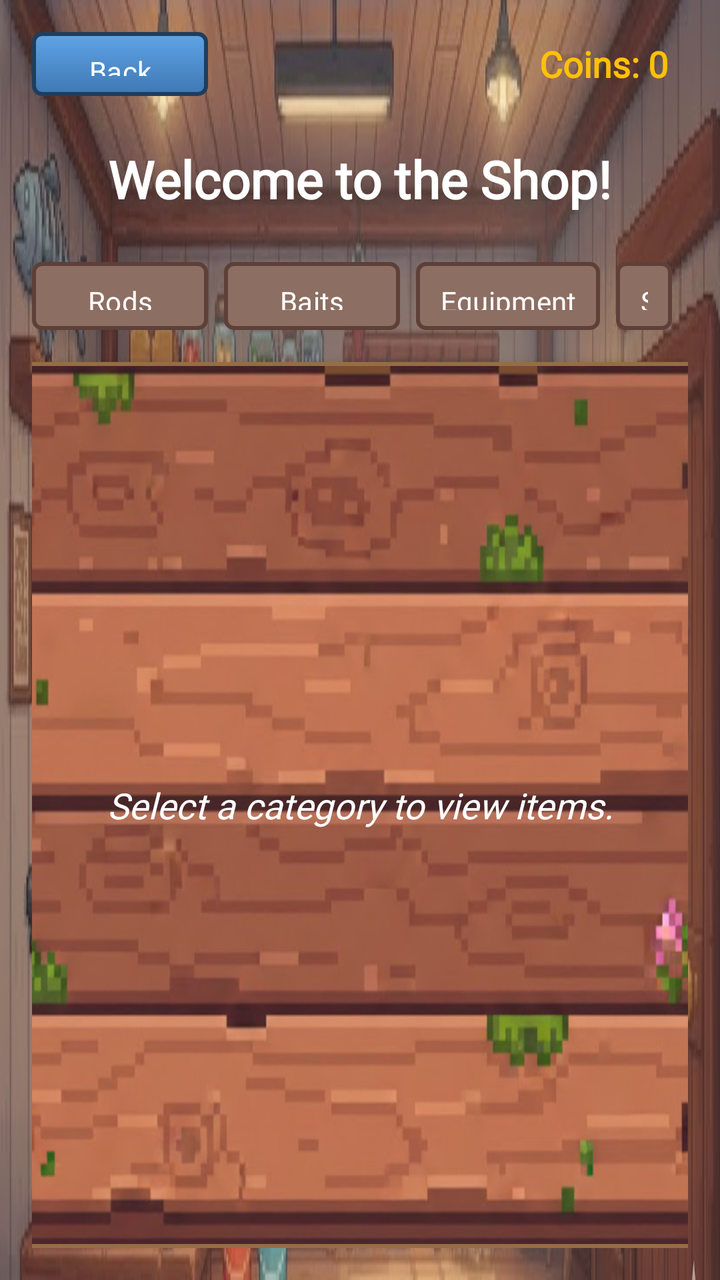
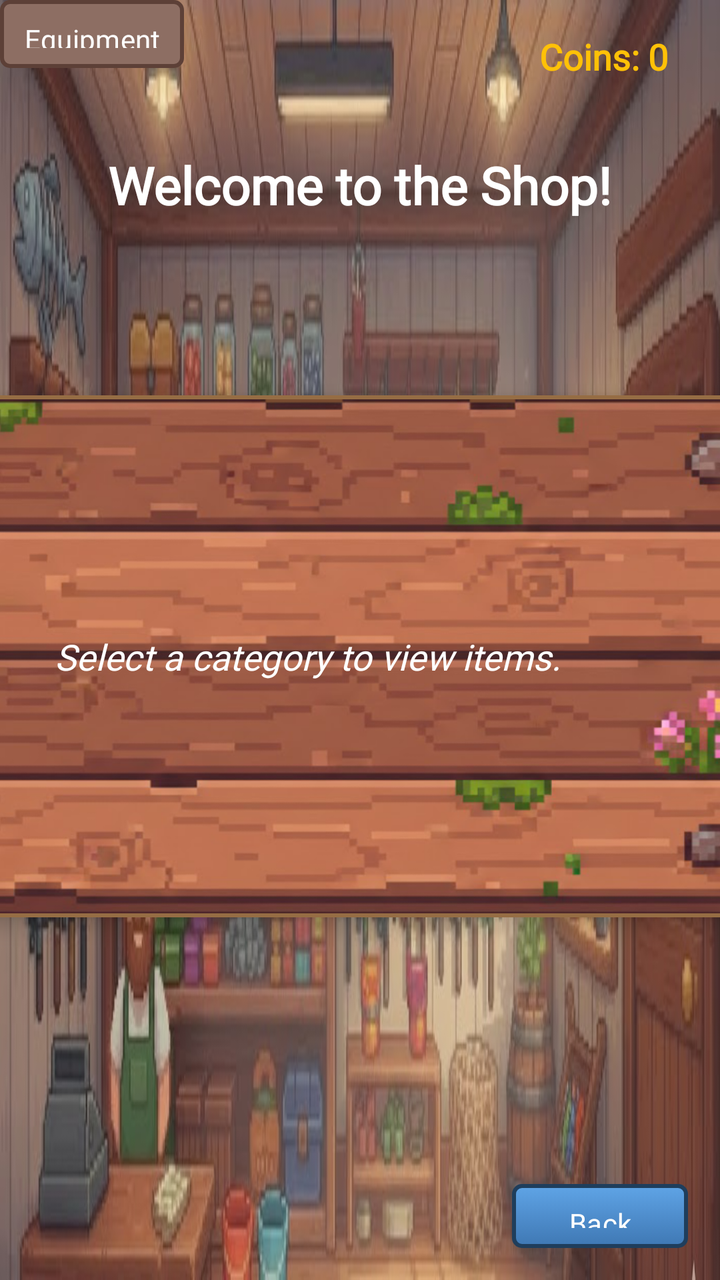

The first picture is an Android layout as it rendered before a commit; the second is the same layout after the commit. The layout source and the unified diff follow.
<!-- AndroidManifest.xml: application theme Theme.Android_Proyecto -->
<!-- res/layout/activity_shop.xml -->
<?xml version="1.0" encoding="utf-8"?>
<LinearLayout xmlns:android="http://schemas.android.com/apk/res/android"
    xmlns:app="http://schemas.android.com/apk/res-auto"
    android:layout_width="match_parent"
    android:layout_height="match_parent"
    android:orientation="vertical"
    android:padding="16dp"
    android:gravity="center_horizontal"
    android:background="@drawable/shopbackground">

    <FrameLayout
        android:layout_width="match_parent"
        android:layout_height="wrap_content"
        android:paddingBottom="8dp">

        <Button
            android:id="@+id/btnBack"
            android:layout_width="wrap_content"
            android:layout_height="32dp"
            android:text="Back"
            android:background="@drawable/pixel_button_bg"
            app:backgroundTint="@null"
            android:fontFamily="@font/pixel_font"
            android:paddingHorizontal="12dp"
            android:textAllCaps="false"
            android:textSize="14sp"
            android:layout_gravity="start|center_vertical" />

        <TextView
            android:id="@+id/tvCoins"
            android:layout_width="wrap_content"
            android:layout_height="wrap_content"
            android:text="Coins: 0"
            android:textStyle="bold"
            android:textSize="18sp"
            android:textColor="#FFC107"
            android:fontFamily="@font/pixel_font"
            android:layout_gravity="end|center_vertical"
            android:paddingEnd="10dp"
            android:paddingStart="10dp" />
    </FrameLayout>

    <TextView
        android:id="@+id/tvShopTitle"
        android:layout_width="wrap_content"
        android:layout_height="wrap_content"
        android:text="Welcome to the Shop!"
        android:textSize="26sp"
        android:textStyle="bold"
        android:textColor="#FFFF"
        android:fontFamily="@font/pixel_font"
        android:layout_marginBottom="24dp"
        android:layout_marginTop="16dp"
        android:layout_gravity="center_horizontal" />

    <LinearLayout
        android:id="@+id/llCategoryButtonsBar"
        android:layout_width="wrap_content"
        android:layout_height="wrap_content"
        android:orientation="horizontal"
        android:layout_gravity="center_horizontal"
        android:layout_marginBottom="16dp">

        <Button
            android:id="@+id/btnRods"
            android:layout_width="wrap_content"
            android:layout_height="34dp"
            android:text="Rods"
            android:background="@drawable/pixel_button_bg_brown"
            app:backgroundTint="@null"
            android:textColor="@android:color/white"
            android:fontFamily="@font/pixel_font"
            android:layout_marginEnd="8dp"
            android:paddingHorizontal="12dp"
            android:textAllCaps="false"
            android:textSize="14sp" />

        <Button
            android:id="@+id/btnBaits"
            android:layout_width="wrap_content"
            android:layout_height="34dp"
            android:text="Baits"
            android:background="@drawable/pixel_button_bg_brown"
            app:backgroundTint="@null"
            android:textColor="@android:color/white"
            android:fontFamily="@font/pixel_font"
            android:layout_marginEnd="8dp"
            android:paddingHorizontal="12dp"
            android:textAllCaps="false"
            android:textSize="14sp" />

        <Button
            android:id="@+id/btnEquipment"
            android:layout_width="wrap_content"
            android:layout_height="34dp"
            android:text="Equipment"
            android:background="@drawable/pixel_button_bg_brown"
            app:backgroundTint="@null"
            android:textColor="@android:color/white"
            android:fontFamily="@font/pixel_font"
            android:layout_marginEnd="8dp"
            android:paddingHorizontal="12dp"
            android:textAllCaps="false"
            android:textSize="14sp" />

        <Button
            android:id="@+id/btnSell"
            android:layout_width="wrap_content"
            android:layout_height="34dp"
            android:text="Sell"
            android:background="@drawable/pixel_button_bg_brown"
            app:backgroundTint="@null"
            android:textColor="@android:color/white"
            android:fontFamily="@font/pixel_font"
            android:layout_marginEnd="8dp"
            android:paddingHorizontal="12dp"
            android:textAllCaps="false"
            android:textSize="14sp" />

        <Button
            android:id="@+id/btnInventory"
            android:layout_width="wrap_content"
            android:layout_height="34dp"
            android:text="Inventory"
            android:background="@drawable/pixel_button_bg_brown"
            app:backgroundTint="@null"
            android:textColor="@android:color/white"
            android:fontFamily="@font/pixel_font"
            android:paddingHorizontal="12dp"
            android:textAllCaps="false"
            android:textSize="14sp" />
    </LinearLayout>

    <FrameLayout
        android:id="@+id/flShopContent"
        android:layout_width="411dp"
        android:layout_height="206dp"
        android:layout_weight="1"
        android:background="@drawable/bg_login_card"
        android:elevation="6dp"
        android:padding="8dp">

        <androidx.recyclerview.widget.RecyclerView
            android:id="@+id/rvRods"
            android:layout_width="match_parent"
            android:layout_height="match_parent"
            android:padding="6dp"
            android:visibility="gone" />

        <TextView
            android:id="@+id/tvInitialMessage"
            android:layout_width="match_parent"
            android:layout_height="match_parent"
            android:gravity="center"
            android:text="Select a category to view items."
            android:textSize="18sp"
            android:textStyle="italic"
            android:textColor="#FFFF"
            android:fontFamily="@font/pixel_font" />
    </FrameLayout>

    <ProgressBar
        android:id="@+id/progressShop"
        style="?android:attr/progressBarStyleLarge"
        android:layout_width="wrap_content"
        android:layout_height="wrap_content"
        android:layout_marginTop="32dp"
        android:visibility="gone"
        android:indeterminateTint="#2196F3"
        android:layout_gravity="center_horizontal" />

</LinearLayout>
<!-- resources referenced by this layout -->
<resources>
  <!-- drawable bg_login_card (drawable) -->
  <?xml version="1.0" encoding="utf-8"?>
  <layer-list xmlns:android="http://schemas.android.com/apk/res/android">
  
      
      <item>
          <shape android:shape="rectangle">
              <corners android:radius="24dp" />
              <solid android:color="#7A4C30" />
          </shape>
      </item>
  
      
      <item>
          <bitmap
              android:src="@drawable/pixel_wood_bg"
              android:gravity="fill" />
      </item>
  
      
      <item>
          <shape android:shape="rectangle">
              <corners android:radius="24dp" />
              <stroke
                  android:width="2dp"
                  android:color="#966D44" />
          </shape>
      </item>
  
      
      <item
          android:bottom="4dp"
          android:left="4dp"
          android:right="4dp"
          android:top="4dp">
          <shape android:shape="rectangle">
              <corners android:radius="20dp" />
              <padding
                  android:left="16dp"
                  android:top="16dp"
                  android:right="16dp"
                  android:bottom="16dp" />
          </shape>
      </item>
  
  </layer-list>
  <!-- drawable pixel_button_bg (drawable) -->
  <?xml version="1.0" encoding="utf-8"?>
  <selector xmlns:android="http://schemas.android.com/apk/res/android">
  
      <item android:state_pressed="true">
          <shape android:shape="rectangle">
              <corners android:radius="4dp"/>
              <solid android:color="#2D5A8C"/>
              <stroke android:width="2dp" android:color="#1F3E5C"/>
          </shape>
      </item>
  
      <item>
          <shape android:shape="rectangle">
              <corners android:radius="4dp"/>
              <stroke android:width="2dp" android:color="#1F3E5C"/>
              <gradient
                  android:angle="270"
                  android:startColor="#5FA4E6"  android:endColor="#3F78B4"    android:type="linear"/>
          </shape>
      </item>
  </selector>
  <!-- drawable pixel_button_bg_brown (drawable) -->
  <?xml version="1.0" encoding="utf-8"?>
  <selector xmlns:android="http://schemas.android.com/apk/res/android">
  
      <item android:state_pressed="true">
          <shape android:shape="rectangle">
  
              <solid android:color="#6D4C41" />
  
              <stroke
                  android:width="2dp"
                  android:color="#3E2723" />
  
              <corners android:radius="4dp" />
  
              <padding
                  android:left="6dp"
                  android:top="4dp"
                  android:right="6dp"
                  android:bottom="4dp" />
          </shape>
      </item>
  
      <item>
          <shape android:shape="rectangle">
  
              <solid android:color="#8D6E63" />
  
              <stroke
                  android:width="2dp"
                  android:color="#5D4037" />
  
              <corners android:radius="4dp" />
  
              <padding
                  android:left="6dp"
                  android:top="4dp"
                  android:right="6dp"
                  android:bottom="4dp" />
          </shape>
      </item>
  
  </selector>
  <!-- drawable shopbackground: jpg bitmap (drawable, 91862 bytes) -->
  <style name="Theme.Android_Proyecto" parent="Base.Theme.Android_Proyecto" />
  <!-- drawable pixel_wood_bg: png bitmap (drawable, 414177 bytes) -->
  <style name="Base.Theme.Android_Proyecto" parent="Theme.Material3.DayNight.NoActionBar">
          
          
      </style>
</resources>

<!-- the commit's change to res/layout/activity_shop.xml (unified diff, before → after) -->
@@ -1,144 +1,85 @@
 <?xml version="1.0" encoding="utf-8"?>
-<LinearLayout xmlns:android="http://schemas.android.com/apk/res/android"
+<androidx.constraintlayout.widget.ConstraintLayout xmlns:android="http://schemas.android.com/apk/res/android"
     xmlns:app="http://schemas.android.com/apk/res-auto"
+    xmlns:tools="http://schemas.android.com/tools"
     android:layout_width="match_parent"
     android:layout_height="match_parent"
-    android:orientation="vertical"
-    android:padding="16dp"
-    android:gravity="center_horizontal"
     android:background="@drawable/shopbackground">
 
-    <FrameLayout
-        android:layout_width="match_parent"
+    <Button
+        android:id="@+id/btnBack"
+        android:layout_width="wrap_content"
+        android:layout_height="32dp"
+        android:layout_gravity="start|center_vertical"
+        android:layout_marginEnd="16dp"
+        android:layout_marginBottom="16dp"
+        android:background="@drawable/pixel_button_bg"
+        android:fontFamily="@font/pixel_font"
+        android:paddingHorizontal="12dp"
+        android:text="Back"
+        android:textAllCaps="false"
+        android:textSize="14sp"
+        app:backgroundTint="@null"
+        app:layout_constraintBottom_toBottomOf="parent"
+        app:layout_constraintEnd_toEndOf="parent"
+        app:layout_constraintHorizontal_bias="1.0"
+        app:layout_constraintStart_toStartOf="parent"
+        app:layout_constraintTop_toTopOf="parent"
+        app:layout_constraintVertical_bias="1.0" />
+
+    <TextView
+        android:id="@+id/tvCoins"
+        android:layout_width="wrap_content"
         android:layout_height="wrap_content"
-        android:paddingBottom="8dp">
-
-        <Button
-            android:id="@+id/btnBack"
-            android:layout_width="wrap_content"
-            android:layout_height="32dp"
-            android:text="Back"
-            android:background="@drawable/pixel_button_bg"
-            app:backgroundTint="@null"
-            android:fontFamily="@font/pixel_font"
-            android:paddingHorizontal="12dp"
-            android:textAllCaps="false"
-            android:textSize="14sp"
-            android:layout_gravity="start|center_vertical" />
-
-        <TextView
-            android:id="@+id/tvCoins"
-            android:layout_width="wrap_content"
-            android:layout_height="wrap_content"
-            android:text="Coins: 0"
-            android:textStyle="bold"
-            android:textSize="18sp"
-            android:textColor="#FFC107"
-            android:fontFamily="@font/pixel_font"
-            android:layout_gravity="end|center_vertical"
-            android:paddingEnd="10dp"
-            android:paddingStart="10dp" />
-    </FrameLayout>
+        android:layout_gravity="end|center_vertical"
+        android:layout_marginTop="16dp"
+        android:layout_marginEnd="16dp"
+        android:fontFamily="@font/pixel_font"
+        android:paddingStart="10dp"
+        android:paddingEnd="10dp"
+        android:text="Coins: 0"
+        android:textColor="#FFC107"
+        android:textSize="18sp"
+        android:textStyle="bold"
+        app:layout_constraintBottom_toBottomOf="parent"
+        app:layout_constraintEnd_toEndOf="parent"
+        app:layout_constraintHorizontal_bias="1.0"
+        app:layout_constraintStart_toStartOf="parent"
+        app:layout_constraintTop_toTopOf="parent"
+        app:layout_constraintVertical_bias="0.0" />
 
     <TextView
         android:id="@+id/tvShopTitle"
         android:layout_width="wrap_content"
         android:layout_height="wrap_content"
+        android:layout_gravity="center_horizontal"
+        android:layout_marginTop="16dp"
+        android:fontFamily="@font/pixel_font"
         android:text="Welcome to the Shop!"
+        android:textColor="#FFFF"
         android:textSize="26sp"
         android:textStyle="bold"
-        android:textColor="#FFFF"
-        android:fontFamily="@font/pixel_font"
-        android:layout_marginBottom="24dp"
-        android:layout_marginTop="16dp"
-        android:layout_gravity="center_horizontal" />
+        app:layout_constraintBottom_toBottomOf="parent"
+        app:layout_constraintEnd_toEndOf="parent"
+        app:layout_constraintStart_toStartOf="parent"
+        app:layout_constraintTop_toTopOf="parent"
+        app:layout_constraintVertical_bias="0.100000024" />
 
-    <LinearLayout
-        android:id="@+id/llCategoryButtonsBar"
-        android:layout_width="wrap_content"
-        android:layout_height="wrap_content"
-        android:orientation="horizontal"
-        android:layout_gravity="center_horizontal"
-        android:layout_marginBottom="16dp">
-
-        <Button
-            android:id="@+id/btnRods"
-            android:layout_width="wrap_content"
-            android:layout_height="34dp"
-            android:text="Rods"
-            android:background="@drawable/pixel_button_bg_brown"
-            app:backgroundTint="@null"
-            android:textColor="@android:color/white"
-            android:fontFamily="@font/pixel_font"
-            android:layout_marginEnd="8dp"
-            android:paddingHorizontal="12dp"
-            android:textAllCaps="false"
-            android:textSize="14sp" />
-
-        <Button
-            android:id="@+id/btnBaits"
-            android:layout_width="wrap_content"
-            android:layout_height="34dp"
-            android:text="Baits"
-            android:background="@drawable/pixel_button_bg_brown"
-            app:backgroundTint="@null"
-            android:textColor="@android:color/white"
-            android:fontFamily="@font/pixel_font"
-            android:layout_marginEnd="8dp"
-            android:paddingHorizontal="12dp"
-            android:textAllCaps="false"
-            android:textSize="14sp" />
-
-        <Button
-            android:id="@+id/btnEquipment"
-            android:layout_width="wrap_content"
-            android:layout_height="34dp"
-            android:text="Equipment"
-            android:background="@drawable/pixel_button_bg_brown"
-            app:backgroundTint="@null"
-            android:textColor="@android:color/white"
-            android:fontFamily="@font/pixel_font"
-            android:layout_marginEnd="8dp"
-            android:paddingHorizontal="12dp"
-            android:textAllCaps="false"
-            android:textSize="14sp" />
-
-        <Button
-            android:id="@+id/btnSell"
-            android:layout_width="wrap_content"
-            android:layout_height="34dp"
-            android:text="Sell"
-            android:background="@drawable/pixel_button_bg_brown"
-            app:backgroundTint="@null"
-            android:textColor="@android:color/white"
-            android:fontFamily="@font/pixel_font"
-            android:layout_marginEnd="8dp"
-            android:paddingHorizontal="12dp"
-            android:textAllCaps="false"
-            android:textSize="14sp" />
-
-        <Button
-            android:id="@+id/btnInventory"
-            android:layout_width="wrap_content"
-            android:layout_height="34dp"
-            android:text="Inventory"
-            android:background="@drawable/pixel_button_bg_brown"
-            app:backgroundTint="@null"
-            android:textColor="@android:color/white"
-            android:fontFamily="@font/pixel_font"
-            android:paddingHorizontal="12dp"
-            android:textAllCaps="false"
-            android:textSize="14sp" />
-    </LinearLayout>
 
     <FrameLayout
         android:id="@+id/flShopContent"
-        android:layout_width="411dp"
-        android:layout_height="206dp"
+        android:layout_width="482dp"
+        android:layout_height="261dp"
+        android:layout_marginTop="16dp"
         android:layout_weight="1"
         android:background="@drawable/bg_login_card"
         android:elevation="6dp"
-        android:padding="8dp">
+        android:padding="8dp"
+        app:layout_constraintBottom_toBottomOf="parent"
+        app:layout_constraintEnd_toEndOf="parent"
+        app:layout_constraintHorizontal_bias="0.72"
+        app:layout_constraintStart_toStartOf="parent"
+        app:layout_constraintTop_toTopOf="parent">
 
         <androidx.recyclerview.widget.RecyclerView
             android:id="@+id/rvRods"
@@ -151,22 +92,92 @@
             android:id="@+id/tvInitialMessage"
             android:layout_width="match_parent"
             android:layout_height="match_parent"
+            android:fontFamily="@font/pixel_font"
             android:gravity="center"
             android:text="Select a category to view items."
+            android:textColor="#FFFF"
             android:textSize="18sp"
-            android:textStyle="italic"
-            android:textColor="#FFFF"
-            android:fontFamily="@font/pixel_font" />
+            android:textStyle="italic" />
+
+
+        <ProgressBar
+            android:id="@+id/progressShop"
+            style="?android:attr/progressBarStyleLarge"
+            android:layout_width="wrap_content"
+            android:layout_height="wrap_content"
+            android:layout_marginTop="32dp"
+            android:visibility="gone"
+            android:indeterminateTint="#2196F3"
+            android:layout_gravity="center_horizontal" />
+
     </FrameLayout>
 
-    <ProgressBar
-        android:id="@+id/progressShop"
-        style="?android:attr/progressBarStyleLarge"
+
+
+    <Button
+        android:id="@+id/btnRods"
         android:layout_width="wrap_content"
-        android:layout_height="wrap_content"
-        android:layout_marginTop="32dp"
-        android:visibility="gone"
-        android:indeterminateTint="#2196F3"
-        android:layout_gravity="center_horizontal" />
+        android:layout_height="34dp"
+        android:layout_marginBottom="16dp"
+        android:background="@drawable/pixel_button_bg_brown"
+        android:fontFamily="@font/pixel_font"
+        android:paddingHorizontal="12dp"
+        android:text="Rods"
+        android:textAllCaps="false"
+        android:textColor="@android:color/white"
+        android:textSize="14sp"
+        app:backgroundTint="@null"
+        app:layout_constraintBottom_toTopOf="@+id/btnInventory"
+        app:layout_constraintEnd_toStartOf="@+id/flShopContent"
+        app:layout_constraintStart_toStartOf="parent" />
 
-</LinearLayout>
+    <Button
+        android:id="@+id/btnEquipment"
+        android:layout_width="wrap_content"
+        android:layout_height="34dp"
+        android:background="@drawable/pixel_button_bg_brown"
+        android:fontFamily="@font/pixel_font"
+        android:paddingHorizontal="12dp"
+        android:text="Equipment"
+        android:textAllCaps="false"
+        android:textColor="@android:color/white"
+        android:textSize="14sp"
+        app:backgroundTint="@null"
+        app:layout_constraintStart_toStartOf="parent"
+        app:layout_constraintTop_toTopOf="parent"
+        tools:visibility="invisible" />
+
+    <Button
+        android:id="@+id/btnInventory"
+        android:layout_width="wrap_content"
+        android:layout_height="34dp"
+        android:background="@drawable/pixel_button_bg_brown"
+        android:fontFamily="@font/pixel_font"
+        android:paddingHorizontal="12dp"
+        android:text="Inventory"
+        android:textAllCaps="false"
+        android:textColor="@android:color/white"
+        android:textSize="14sp"
+        app:backgroundTint="@null"
+        app:layout_constraintBottom_toBottomOf="parent"
+        app:layout_constraintEnd_toStartOf="@+id/flShopContent"
+        app:layout_constraintStart_toStartOf="parent"
+        app:layout_constraintTop_toTopOf="parent" />
+
+    <Button
+        android:id="@+id/btnSell"
+        android:layout_width="wrap_content"
+        android:layout_height="34dp"
+        android:background="@drawable/pixel_button_bg_brown"
+        android:fontFamily="@font/pixel_font"
+        android:paddingHorizontal="12dp"
+        android:text="Sell"
+        android:textAllCaps="false"
+        android:textColor="@android:color/white"
+        android:textSize="14sp"
+        android:visibility="invisible"
+        app:backgroundTint="@null"
+        app:layout_constraintStart_toStartOf="parent"
+        app:layout_constraintTop_toTopOf="parent" />
+
+</androidx.constraintlayout.widget.ConstraintLayout>
